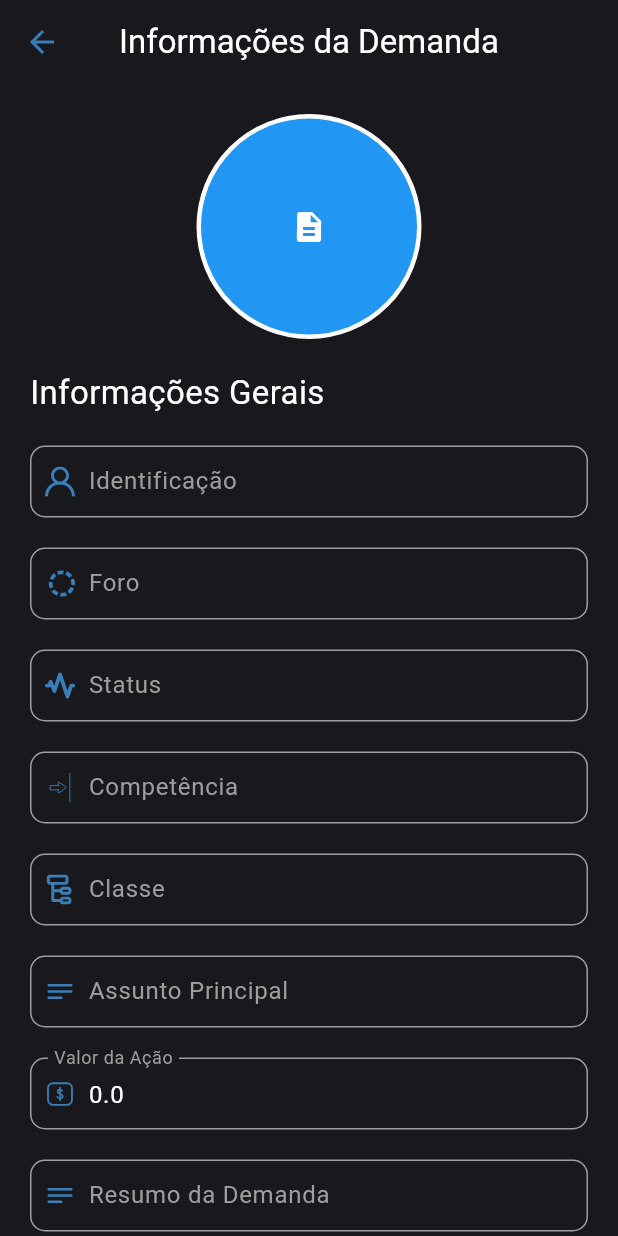
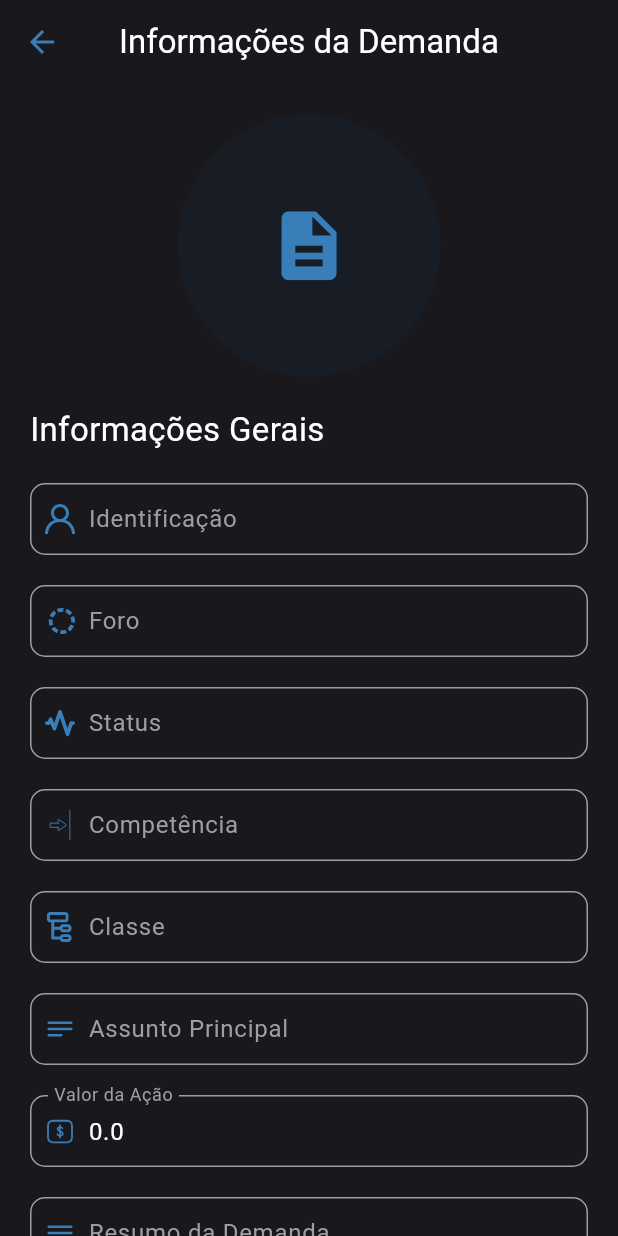
Before and after one commit to jurai-git/jurai-mobile, a Flutter app: the DemandasDetails screen opened directly with empty values, on a phone screen of 412 x 824 dp. Run offline on Flutter 3.47's test engine with Material 3 defaults, Android fonts, the phone set to English and light mode, and no system bars; our stand-ins replace auto_size_text, carousel_slider, either_dart, file_picker, flutter_riverpod, flutter_secure_storage and 5 more; accounts and stored records are empty; generated files the repository leaves out were written again; Roboto replaces fonts that are missing (MPLUSRounded1c).

Commit message:
refactor: changed style of icon in clients and demanda information page

```diff
--- a/lib/features/home/view/pages/demandas_details.dart
+++ b/lib/features/home/view/pages/demandas_details.dart
@@ -32,12 +32,11 @@ class _DemandasDetailsState extends ConsumerState<DemandasDetails> {
                   Container(
                     padding: EdgeInsets.all(60),
                     decoration: BoxDecoration(
-                      color: Colors.blue,
+                      color: Color.fromRGBO(20, 40, 60, 0.25),
                       shape: BoxShape.circle,
-                      border: Border.all(color: Colors.white, width: 3),
                     ),
                     margin: EdgeInsets.only(bottom: 20),
-                    child: Icon(Icons.description, color: Colors.white,)
+                    child: Icon(Icons.description, color: Color(0xFF387FB9), size: 55,)
                   ),
                   Row(
                     mainAxisAlignment: MainAxisAlignment.start,
```
Also changed, not shown: lib/features/home/view/pages/clients_information.dart (+3 -4 lines).
